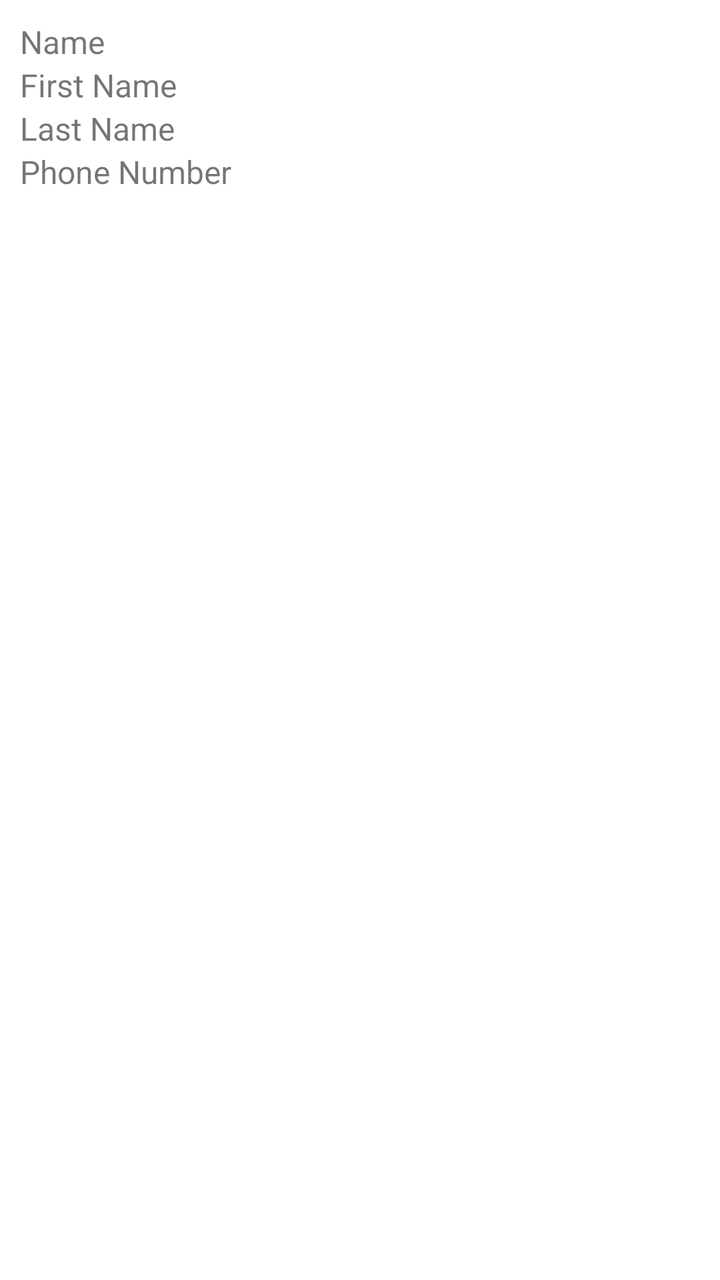
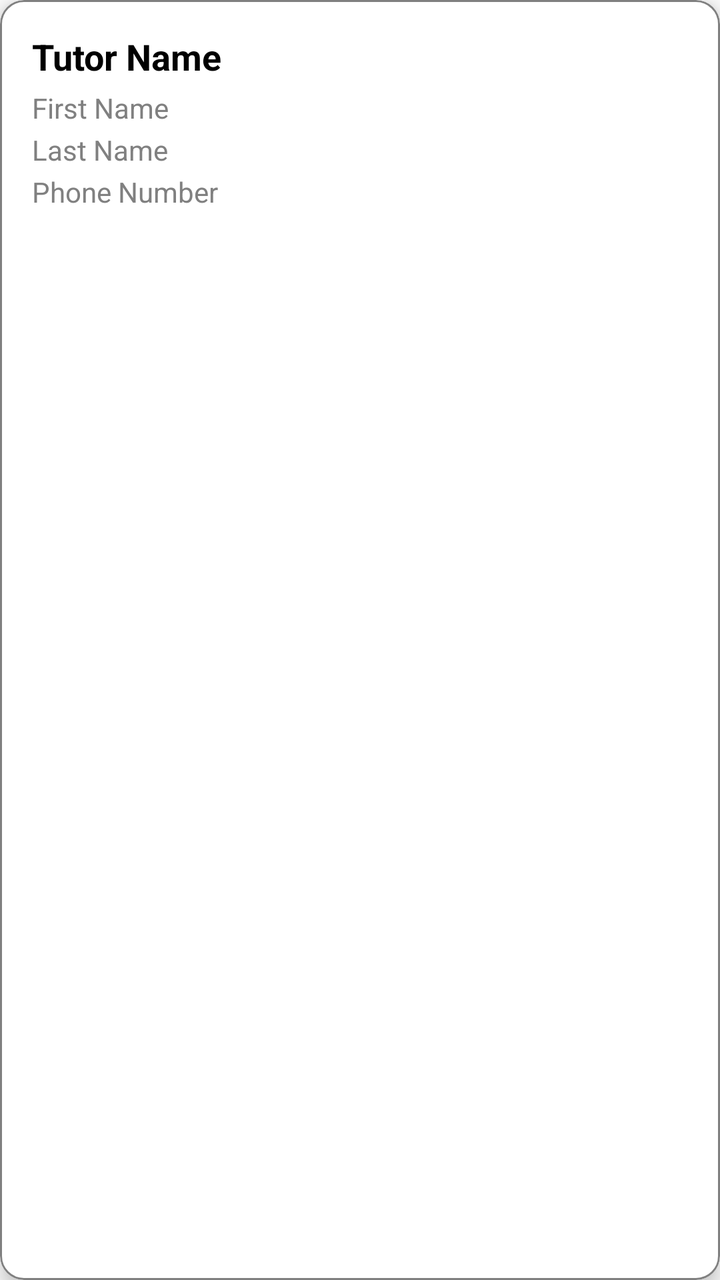

Screens rendered from an Android XML layout before and after an edit, with the pre-edit source and the edit as a unified diff.
<!-- AndroidManifest.xml: application theme Theme.CC -->
<!-- res/layout/item_tutor_profile.xml -->
<?xml version="1.0" encoding="utf-8"?>
<LinearLayout xmlns:android="http://schemas.android.com/apk/res/android"
    android:layout_width="match_parent"
    android:layout_height="wrap_content"
    android:orientation="vertical"
    android:padding="10dp">

    <TextView
        android:id="@+id/nameTextView"
        android:layout_width="wrap_content"
        android:layout_height="wrap_content"
        android:text="Name"
        android:textSize="16sp" />

    <TextView
        android:id="@+id/firstNameTextView"
        android:layout_width="wrap_content"
        android:layout_height="wrap_content"
        android:text="First Name"
        android:textSize="16sp" />

    <TextView
        android:id="@+id/lastNameTextView"
        android:layout_width="wrap_content"
        android:layout_height="wrap_content"
        android:text="Last Name"
        android:textSize="16sp" />

    <TextView
        android:id="@+id/phoneNumberTextView"
        android:layout_width="wrap_content"
        android:layout_height="wrap_content"
        android:text="Phone Number"
        android:textSize="16sp" />
</LinearLayout>
<!-- resources referenced by this layout -->
<resources>
  <style name="Theme.CC" parent="Base.Theme.CC" />
  <style name="Base.Theme.CC" parent="Theme.MaterialComponents.DayNight.NoActionBar">
          
          <item name="colorPrimary">@color/lavender</item>
          <item name="colorPrimaryVariant">@color/lavender</item>
          <item name="colorOnPrimary">@color/white</item>
          
          <item name="colorSecondary">@color/teal_200</item>
          <item name="colorSecondaryVariant">@color/teal_700</item>
          <item name="colorOnSecondary">@color/black</item>
          
          <item name="android:statusBarColor">?attr/colorPrimaryVariant</item>
          
          
      </style>
  <color name="lavender">#8692f7</color>
  <color name="white">#FFFFFFFF</color>
  <color name="teal_200">#FF03DAC5</color>
  <color name="teal_700">#FF018786</color>
  <color name="black">#FF000000</color>
</resources>

<!-- the commit's change to res/layout/item_tutor_profile.xml (unified diff, before → after) -->
@@ -1,35 +1,62 @@
 <?xml version="1.0" encoding="utf-8"?>
-<LinearLayout xmlns:android="http://schemas.android.com/apk/res/android"
+<com.google.android.material.card.MaterialCardView
+    xmlns:android="http://schemas.android.com/apk/res/android"
+    xmlns:app="http://schemas.android.com/apk/res-auto"
     android:layout_width="match_parent"
     android:layout_height="wrap_content"
-    android:orientation="vertical"
-    android:padding="10dp">
+    android:layout_margin="8dp"
+    android:layout_marginBottom="12dp"
+    android:backgroundTint="@color/white"
+    app:cardCornerRadius="12dp"
+    app:cardElevation="6dp"
+    app:strokeColor="@color/grey"
+    app:strokeWidth="1dp">
 
-    <TextView
-        android:id="@+id/nameTextView"
-        android:layout_width="wrap_content"
+    <LinearLayout
+        android:layout_width="match_parent"
         android:layout_height="wrap_content"
-        android:text="Name"
-        android:textSize="16sp" />
+        android:orientation="vertical"
+        android:padding="16dp">
 
-    <TextView
-        android:id="@+id/firstNameTextView"
-        android:layout_width="wrap_content"
-        android:layout_height="wrap_content"
-        android:text="First Name"
-        android:textSize="16sp" />
+        
+        <TextView
+            android:id="@+id/nameTextView"
+            android:layout_width="wrap_content"
+            android:layout_height="wrap_content"
+            android:text="Tutor Name"
+            android:textStyle="bold"
+            android:textSize="18sp"
+            android:textColor="@color/black" />
 
-    <TextView
-        android:id="@+id/lastNameTextView"
-        android:layout_width="wrap_content"
-        android:layout_height="wrap_content"
-        android:text="Last Name"
-        android:textSize="16sp" />
+        
+        <TextView
+            android:id="@+id/firstNameTextView"
+            android:layout_width="wrap_content"
+            android:layout_height="wrap_content"
+            android:text="First Name"
+            android:textSize="14sp"
+            android:textColor="@color/grey"
+            android:layout_marginTop="4dp" />
 
-    <TextView
-        android:id="@+id/phoneNumberTextView"
-        android:layout_width="wrap_content"
-        android:layout_height="wrap_content"
-        android:text="Phone Number"
-        android:textSize="16sp" />
-</LinearLayout>
+        
+        <TextView
+            android:id="@+id/lastNameTextView"
+            android:layout_width="wrap_content"
+            android:layout_height="wrap_content"
+            android:text="Last Name"
+            android:textSize="14sp"
+            android:textColor="@color/grey"
+            android:layout_marginTop="2dp" />
+
+        
+        <TextView
+            android:id="@+id/phoneNumberTextView"
+            android:layout_width="wrap_content"
+            android:layout_height="wrap_content"
+            android:text="Phone Number"
+            android:textSize="14sp"
+            android:textColor="@color/grey"
+            android:layout_marginTop="2dp" />
+
+    </LinearLayout>
+</com.google.android.material.card.MaterialCardView>
<!-- resource entries referenced after the edit -->
@@ -20,5 +20,6 @@
   <color name="teal_200">#FF03DAC5</color>
   <color name="teal_700">#FF018786</color>
   <color name="black">#FF000000</color>
+  <color name="grey">#808080</color>
 </resources>
 
